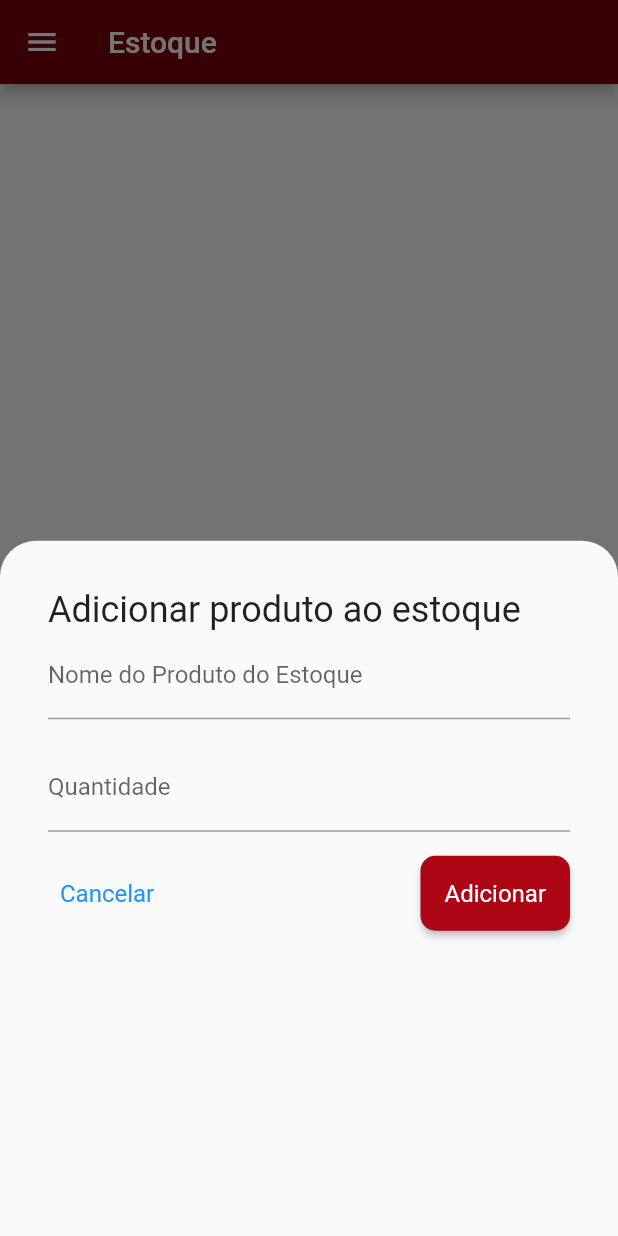
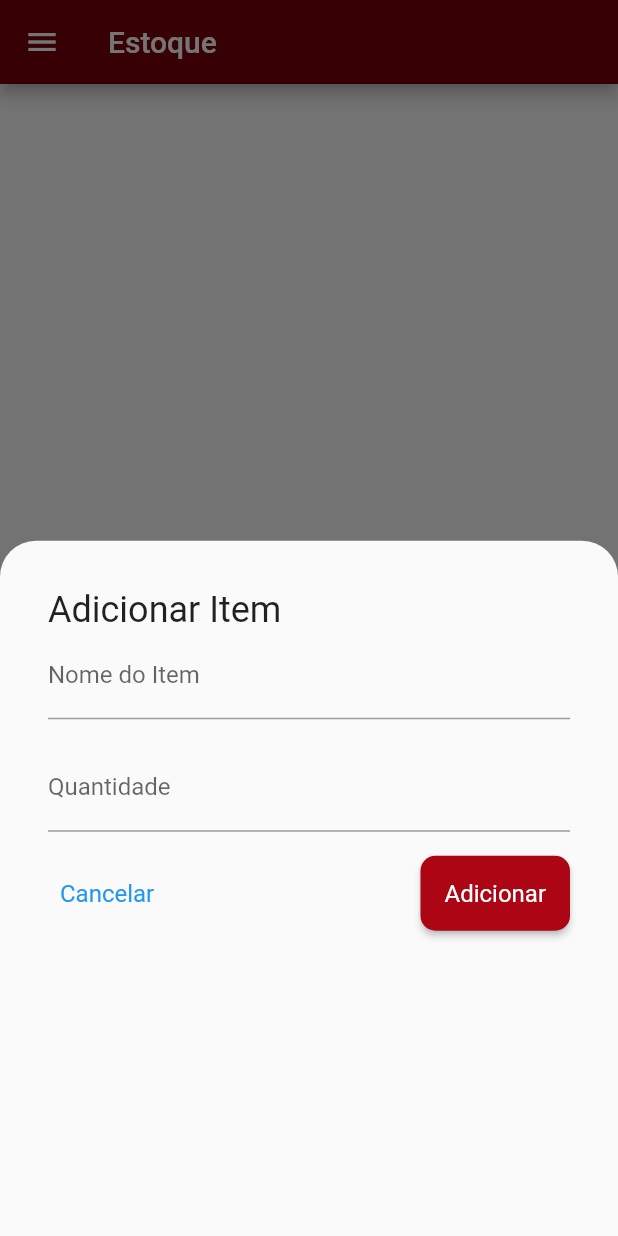
Before and after one commit to juliaelizaps/Food-Truck-manager, a Flutter app: the InventoryPage screen opened by its route, after a tap on the "add" icon, on a phone screen of 412 x 824 dp. Run offline on Flutter 3.47's test engine with Material 2 defaults, Android fonts, the phone set to English and light mode, and no system bars; our stand-ins replace animate_do, cloud_firestore, firebase_core, font_awesome_flutter, material_design_icons_flutter; accounts and stored records are empty.

Commit message:
feat: Melhorias feitas na página do estoque

```diff
--- a/lib/src/modules/inventory/components/inventory_form_modal.dart
+++ b/lib/src/modules/inventory/components/inventory_form_modal.dart
@@ -6,7 +6,7 @@ import 'package:gf/src/modules/inventory/model/inventory_model.dart';
 
 class InventoryFormModal {
   static void showFormModal(BuildContext context, FirebaseFirestore bdFirebase, VoidCallback refresh, {Inventory? model}) {
-    String labelTitle = "Adicionar produto ao estoque";
+    String labelTitle = "Adicionar Item";
     String labelConfirmationButton = "Adicionar";
     String labelSkipButton = "Cancelar";
     TextEditingController nameController = TextEditingController();
@@ -35,7 +35,7 @@ class InventoryFormModal {
               Text(labelTitle, style: Theme.of(context).textTheme.headline5),
               TextFormField(
                 controller: nameController,
-                decoration: const InputDecoration(labelText: "Nome do Produto do Estoque"),
+                decoration: const InputDecoration(labelText: "Nome do Item"),
               ),
               const SizedBox(height: 16),
               TextFormField(
--- a/lib/src/modules/inventory/page/inventory_page.dart
+++ b/lib/src/modules/inventory/page/inventory_page.dart
@@ -29,12 +29,21 @@ class _InventoryPageState extends State<InventoryPage> {
         title: const Text('Estoque'),
       ),
       drawer: const SideBar(),
-      body: (listInventory.isEmpty)
-          ? const Center(
-        child: Text(
-          'Você ainda não cadastrou produtos ao estoque!',
+      body: (listInventory.isEmpty) ? Center(
+        child:Column(
+          mainAxisAlignment:MainAxisAlignment.center,
+          children: const [
+            Icon(
+              Icons.inventory_2_outlined,
+              size: 80
+            ),
+            SizedBox(height: 10),
+            Text(
+              'Cadastre Itens ao Estoque!',
               textAlign: TextAlign.center,
               style: TextStyle(fontSize: 18),
+            ),
+          ],
         ),
       )
           : RefreshIndicator(
```
Lines whose indentation alone changed are shown as unchanged.
